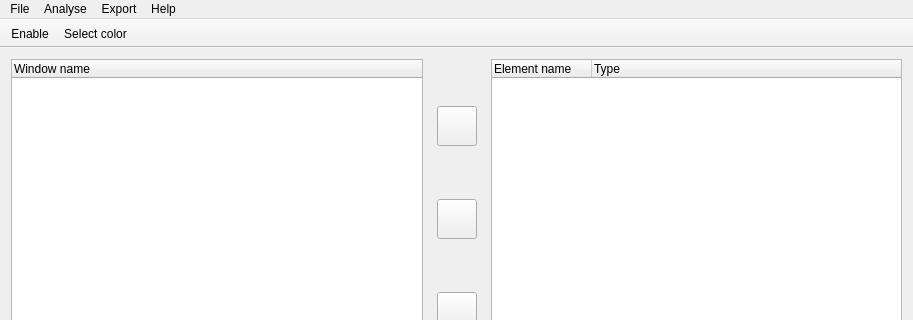
Before: the Qt Designer form src/MainWindow.ui in Audio/GUI-Extractor, drawn with Qt 5; both pictures show x 0 to 913 and y 0 to 320 of the 913 by 516 pixel window.
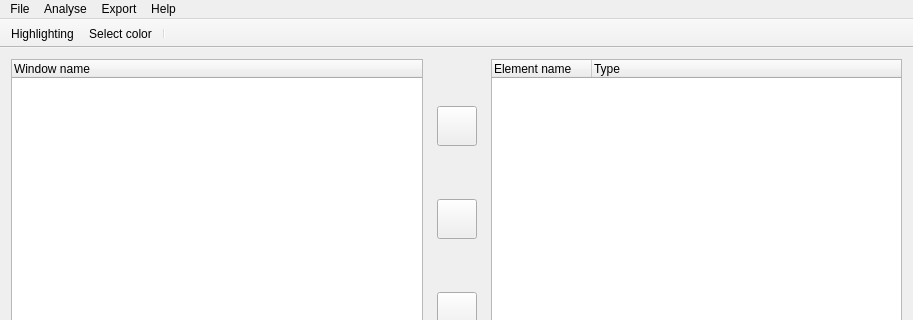
After: the same form once the commit is applied. Icons and pictures are not drawn.

Commit message: Added dialog to set any color used to highlighting. In addition, added two icons (for Enable highlighting and Set color). Also removed needless .pro.user file.

```diff
--- a/src/MainWindow.ui
+++ b/src/MainWindow.ui
@@ -187,6 +187,15 @@
    <property name="movable">
     <bool>false</bool>
    </property>
+   <property name="iconSize">
+    <size>
+     <width>24</width>
+     <height>24</height>
+    </size>
+   </property>
+   <property name="toolButtonStyle">
+    <enum>Qt::ToolButtonTextUnderIcon</enum>
+   </property>
    <attribute name="toolBarArea">
     <enum>TopToolBarArea</enum>
    </attribute>
@@ -195,6 +204,7 @@
    </attribute>
    <addaction name="actionEnableHighlighting"/>
    <addaction name="actionSelectHighlightingColor"/>
+   <addaction name="separator"/>
   </widget>
   <widget class="QMenuBar" name="menuBar">
    <property name="geometry">
@@ -267,7 +277,7 @@
     <bool>true</bool>
    </property>
    <property name="text">
-    <string>Enable</string>
+    <string>Highlighting</string>
    </property>
    <property name="toolTip">
     <string>Enable highlighting selected windows and elements</string>
```
Left out of the diff: 16 changed lines with no effect on the pictures. The commit also changes 8 other files.
